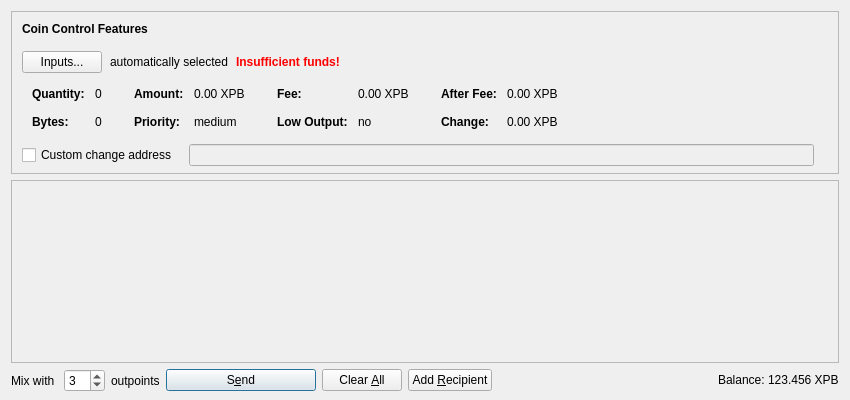
Before: the Qt Designer form src/qtwallet/forms/sendcoinsdialog.ui in xpbcreator/pebblecoin, drawn with Qt 5.
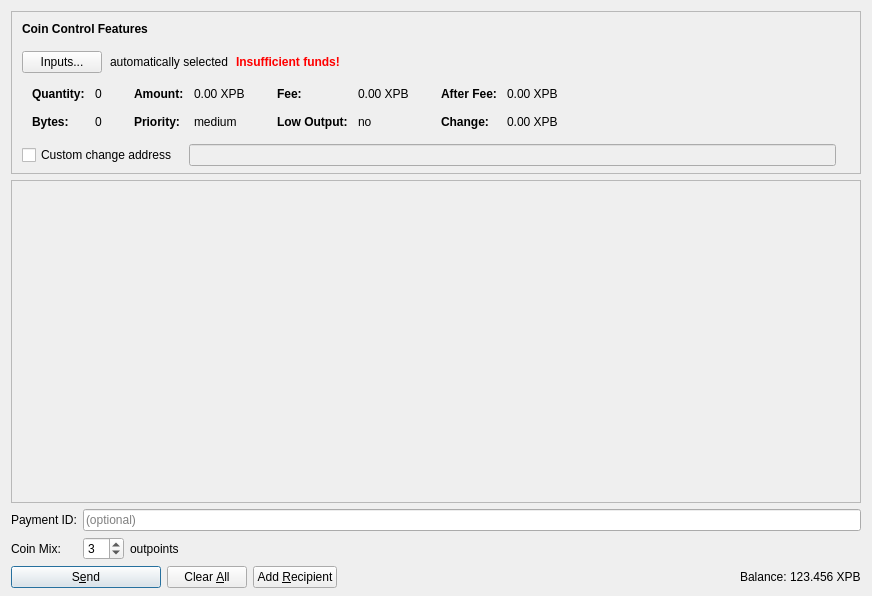
After: the same form once the commit is applied. Icons and pictures are not drawn. Custom widgets are drawn as their Qt base class.

Commit message: - payment id support - fix sync taking up too much bandwidth - decouple code, optimize includes - optimize test compile time - fix global state deconstructor segfault bug

```diff
--- a/src/qtwallet/forms/sendcoinsdialog.ui
+++ b/src/qtwallet/forms/sendcoinsdialog.ui
@@ -6,14 +6,14 @@
    <rect>
     <x>0</x>
     <y>0</y>
-    <width>850</width>
-    <height>400</height>
+    <width>872</width>
+    <height>596</height>
    </rect>
   </property>
   <property name="windowTitle">
    <string>Send Coins</string>
   </property>
-  <layout class="QVBoxLayout" name="verticalLayout" stretch="0,1,0">
+  <layout class="QVBoxLayout" name="verticalLayout" stretch="0,1,0,0,0">
    <property name="bottomMargin">
     <number>8</number>
    </property>
@@ -604,8 +604,8 @@
        <rect>
         <x>0</x>
         <y>0</y>
-        <width>830</width>
-        <height>147</height>
+        <width>852</width>
+        <height>265</height>
        </rect>
       </property>
       <layout class="QVBoxLayout" name="verticalLayout_2" stretch="0,1">
@@ -637,14 +637,39 @@
     </widget>
    </item>
    <item>
-    <layout class="QHBoxLayout" name="horizontalLayout">
+    <layout class="QHBoxLayout" name="horizontalLayout_3"/>
+   </item>
      <item>
+    <layout class="QGridLayout" name="gridLayout_2">
+     <item row="0" column="0">
+      <widget class="QLabel" name="label_4">
+       <property name="text">
+        <string>Payment ID:</string>
+       </property>
+      </widget>
+     </item>
+     <item row="0" column="1">
+      <widget class="QLineEdit" name="paymentID">
+       <property name="maxLength">
+        <number>64</number>
+       </property>
+       <property name="frame">
+        <bool>true</bool>
+       </property>
+       <property name="placeholderText">
+        <string>(optional)</string>
+       </property>
+      </widget>
+     </item>
+     <item row="1" column="0">
       <widget class="QLabel" name="label_2">
        <property name="text">
-        <string>Mix with </string>
+        <string>Coin Mix:</string>
        </property>
       </widget>
      </item>
+     <item row="1" column="1">
+      <layout class="QHBoxLayout" name="horizontalLayout_5">
      <item>
       <widget class="QSpinBox" name="coinMixSpinBox">
        <property name="toolTip">
@@ -662,6 +687,25 @@
        </property>
       </widget>
      </item>
+       <item>
+        <spacer name="horizontalSpacer_2">
+         <property name="orientation">
+          <enum>Qt::Horizontal</enum>
+         </property>
+         <property name="sizeHint" stdset="0">
+          <size>
+           <width>40</width>
+           <height>20</height>
+          </size>
+         </property>
+        </spacer>
+       </item>
+      </layout>
+     </item>
+    </layout>
+   </item>
+   <item>
+    <layout class="QHBoxLayout" name="horizontalLayout">
      <item>
       <widget class="QPushButton" name="sendButton">
        <property name="minimumSize">
```
Lines whose indentation alone changed are shown as unchanged. The commit also changes 80 other files.
